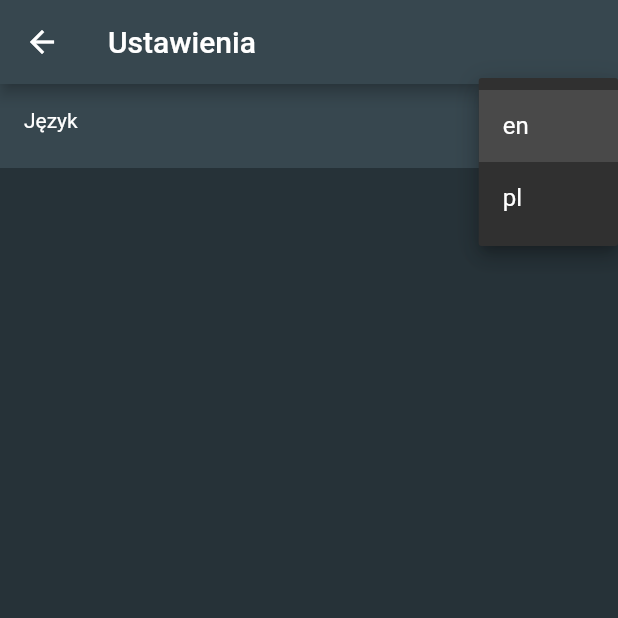
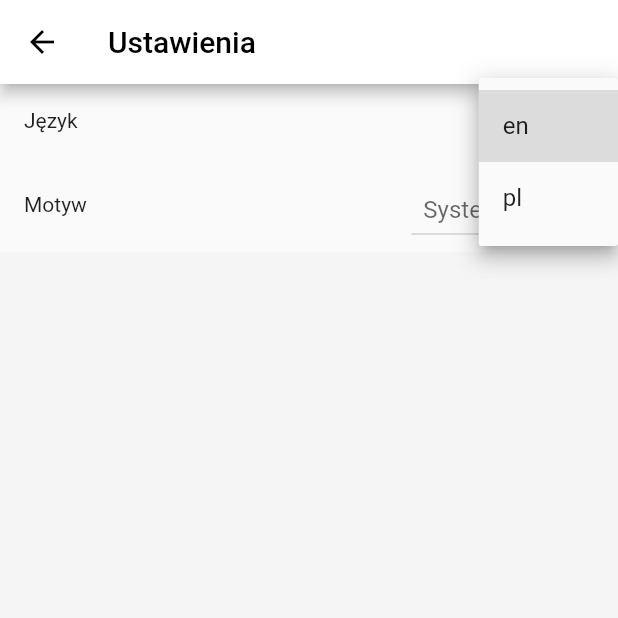
Before and after one commit to jklepacz98/klep_weather, a Flutter app: the SettingsPage screen opened directly, after a tap on "pl", on a phone screen of 412 x 824 dp, the top half of it. Run offline on Flutter 3.47's test engine with Material 2 defaults, Android fonts, the phone set to English and light mode, and no system bars; our stand-ins replace bloc, cached_network_image, dio, drift, equatable, flutter_bloc and 3 more; accounts and stored records are empty; generated files the repository leaves out were written again.

Commit message:
Can change theme in settings

```diff
--- a/lib/l10n/intl_pl.arb
+++ b/lib/l10n/intl_pl.arb
@@ -1,5 +1,12 @@
 {
   "klepWeather": "KlepPogoda",
+
   "settings": "Ustawienia",
-  "language": "Język"
+
+  "language": "Język",
+
+  "theme": "Motyw",
+  "light": "Jasny",
+  "dark": "Ciemny",
+  "system": "Systemowy"
 }
--- a/lib/main/bloc/main_bloc.dart
+++ b/lib/main/bloc/main_bloc.dart
@@ -3,28 +3,45 @@ import 'dart:ui';
 import 'package:bloc/bloc.dart';
 import 'package:equatable/equatable.dart';
 import 'package:flutter/cupertino.dart';
+import 'package:flutter/material.dart';
 import 'package:klep_weather/shared_preferences/language_preferences.dart';
 
 part 'main_event.dart';
+
 part 'main_state.dart';
 
 class MainBloc extends Bloc<MainEvent, MainState> {
   MainBloc({required LanguagePreferences languagePreferences})
       : _languagePreferences = languagePreferences,
-        super(MainState(locale: Locale(languagePreferences.getLanguage()))) {
+        super(
+          MainState(
+            locale: Locale(languagePreferences.getLanguage()),
+            themeMode: ThemeMode.system,
+          ),
+        ) {
     _registerEventHandlers();
   }
 
   void _registerEventHandlers() {
     on<LocaleChangedEvent>(_handleLocaleChangedEvent);
+    on<ThemeModeChangedEvent>(_handleThemeModeChangedEvent);
   }
 
   final LanguagePreferences _languagePreferences;
 
   Future<void> _handleLocaleChangedEvent(
-      LocaleChangedEvent event, Emitter emit) async {
-    //todo !
-    await _languagePreferences.setLanguage(event.locale!.languageCode);
+    LocaleChangedEvent event,
+    Emitter emit,
+  ) async {
+    await _languagePreferences.setLanguage(event.locale.languageCode);
     emit(state.copyWith(locale: event.locale));
   }
+
+  Future<void> _handleThemeModeChangedEvent(
+    ThemeModeChangedEvent event,
+    Emitter emit,
+  ) async {
+    print("cos1 ${event.themeMode}");
+    emit(state.copyWith(themeMode: event.themeMode));
+  }
 }
--- a/lib/main/bloc/main_event.dart
+++ b/lib/main/bloc/main_event.dart
@@ -5,10 +5,19 @@ abstract class MainEvent extends Equatable {
 }
 
 class LocaleChangedEvent extends MainEvent {
-  const LocaleChangedEvent({this.locale});
+  const LocaleChangedEvent({required this.locale});
 
-  final Locale? locale;
+  final Locale locale;
 
   @override
-  List<Object?> get props => [locale];
+  List<Object> get props => [locale];
 }
+
+class ThemeModeChangedEvent extends MainEvent {
+  const ThemeModeChangedEvent({required this.themeMode});
+
+  final ThemeMode themeMode;
+
+  @override
+  List<Object> get props => [themeMode];
+}
--- a/lib/main/bloc/main_state.dart
+++ b/lib/main/bloc/main_state.dart
@@ -1,13 +1,14 @@
 part of 'main_bloc.dart';
 
 class MainState extends Equatable {
-  const MainState({required this.locale});
+  const MainState({required this.locale, required this.themeMode});
 
   final Locale locale;
+  final ThemeMode themeMode;
 
-  MainState copyWith({Locale? locale}) =>
-      MainState(locale: locale ?? this.locale);
+  MainState copyWith({Locale? locale, ThemeMode? themeMode}) =>
+      MainState(locale: locale ?? this.locale, themeMode: themeMode ?? this.themeMode);
 
   @override
-  List<Object?> get props => [locale];
+  List<Object?> get props => [locale, themeMode];
 }
--- a/lib/settings/view/settings_page.dart
+++ b/lib/settings/view/settings_page.dart
@@ -12,9 +12,9 @@ class SettingsPage extends StatelessWidget {
       appBar: AppBar(
         title: Text(AppLocalizations.of(context)!.settings),
       ),
-      body: SizedBox(
-        width: double.infinity,
-        child: ListTile(
+      body: Column(
+        children: [
+          ListTile(
             leading: Text(AppLocalizations.of(context)!.language),
             trailing: DropdownButton(
               hint: Padding(
@@ -24,13 +24,10 @@ class SettingsPage extends StatelessWidget {
                 ),
               ),
               items: AppLocalizations.supportedLocales
-                .map(
-                  (locale) => DropdownMenuItem<String>(
-                    //todo
-                    value: locale.languageCode ?? 'error',
-                    child: Text(locale.languageCode ?? 'error'),
-                  ),
-                )
+                  .map((locale) => DropdownMenuItem<String>(
+                        value: locale.languageCode,
+                        child: Text(locale.languageCode),
+                      ))
                   .toList(),
               //todo
               onChanged: (value) {
@@ -44,7 +41,47 @@ class SettingsPage extends StatelessWidget {
               },
             ),
           ),
+          ListTile(
+            leading: Text(AppLocalizations.of(context)!.theme),
+            trailing: DropdownButton(
+              hint: Padding(
+                padding: const EdgeInsets.all(8),
+                child: Text(
+                  BlocProvider.of<MainBloc>(context)
+                      .state
+                      .themeMode
+                      .translateName(context),
+                ),
+              ),
+              items: ThemeMode.values
+                  .map(
+                    (themeMode) => DropdownMenuItem<ThemeMode>(
+                      value: themeMode,
+                      child: Text(themeMode.translateName(context)),
+                    ),
+                  )
+                  .toList(),
+              onChanged: (value) {
+                BlocProvider.of<MainBloc>(context)
+                    .add(ThemeModeChangedEvent(themeMode: value!));
+              },
+            ),
+          ),
+        ],
       ),
     );
   }
 }
+
+extension ThemeModeExtension on ThemeMode {
+  String translateName(BuildContext context) {
+    switch (this) {
+      case ThemeMode.light:
+        return AppLocalizations.of(context)!.light;
+      case ThemeMode.dark:
+        return AppLocalizations.of(context)!.dark;
+      case ThemeMode.system:
+        return AppLocalizations.of(context)!.system;
+    }
+  }
+}
--- a/lib/weather_list/view/weather_list_widget.dart
+++ b/lib/weather_list/view/weather_list_widget.dart
@@ -29,7 +29,8 @@ class WeatherListWidget extends StatelessWidget {
                     //todo change key index after remove
                     return Dismissible(
                       key: UniqueKey(),
-                      background: const ColoredBox(color: Colors.red),
+                      //todo
+                      // background: const ColoredBox(color: Colors.red),
                       onDismissed: (_) {
                         final cityId = state.weathers[index].cityId;
                         context
```
Also changed, not shown: lib/l10n/intl_en.arb (+8 -1 lines), lib/main/view/main.dart (+27 -1 lines), lib/generated/intl/messages_en.dart, lib/generated/intl/messages_pl.dart, lib/generated/l10n.dart. Lines whose indentation alone changed are shown as unchanged.
